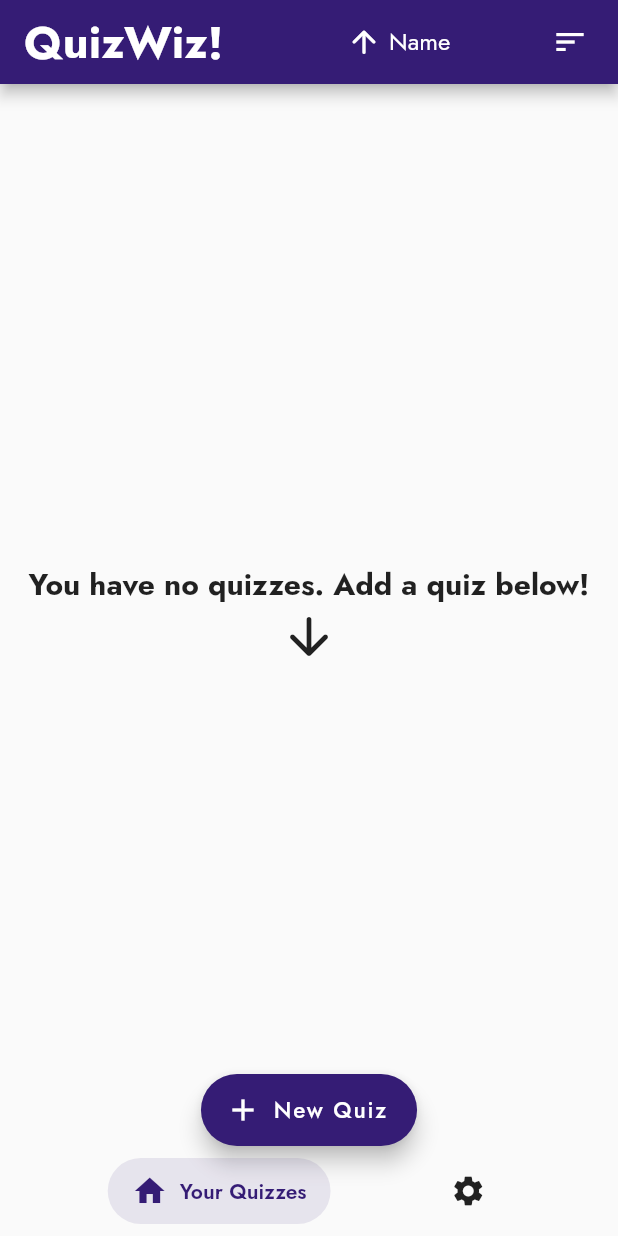
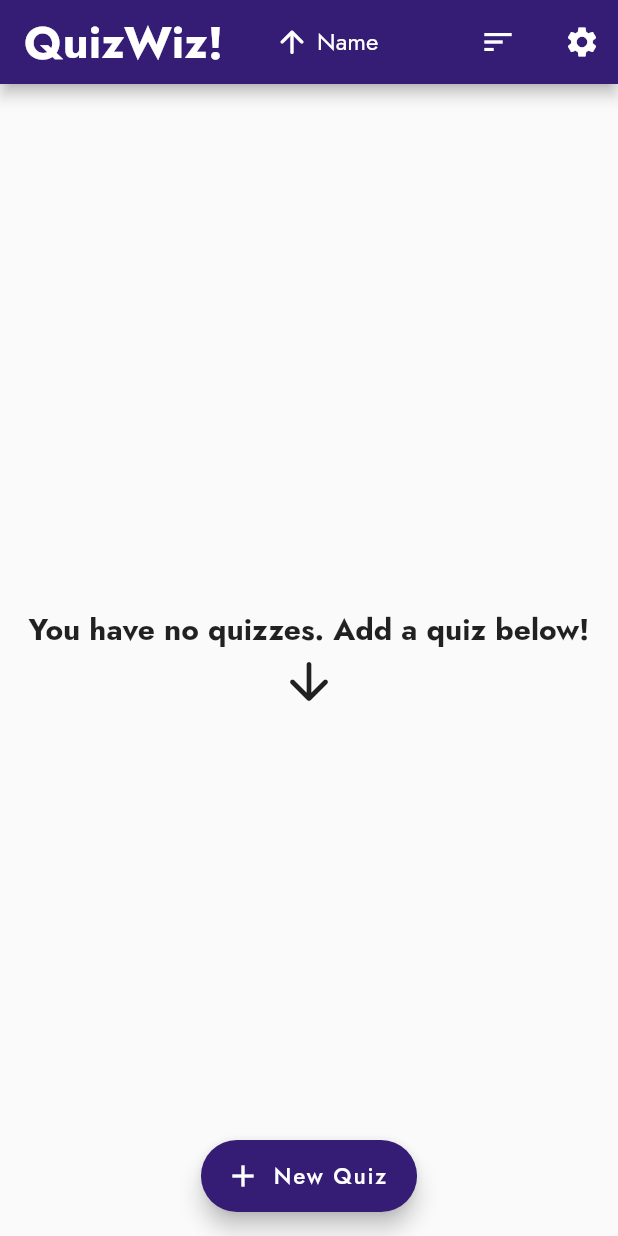
Before and after one commit to a-knaw-knee-mus/Flutter-Quizzer, a Flutter app: the screen it shows after launch, on a phone screen of 412 x 824 dp. Run offline on Flutter 3.47's test engine with Material 2 defaults, Android fonts, the phone set to English and light mode, and no system bars; drawn by our look-alikes of dropdown_button2, salomon_bottom_bar; our stand-ins replace flutter_slidable, google_fonts, hive, hive_flutter, modal_bottom_sheet, percent_indicator and 1 more; missing offline and left inert: flutter_flip_card; accounts and stored records are empty.

Commit message:
move app settings from navBar to dialog

```diff
--- a/lib/main.dart
+++ b/lib/main.dart
@@ -3,13 +3,11 @@ import 'package:flutter_quizzer/schema/preference.dart';
 import 'package:flutter_quizzer/schema/question.dart';
 import 'package:flutter_quizzer/schema/quiz.dart';
 import 'package:flutter_quizzer/screens/quizzes_screen.dart';
-import 'package:flutter_quizzer/screens/settings_screen.dart';
 import 'package:flutter_quizzer/util/align_types.dart';
 import 'package:flutter_quizzer/util/color_types.dart';
 import 'package:google_fonts/google_fonts.dart';
 import 'package:hive_flutter/hive_flutter.dart';
 import 'package:provider/provider.dart';
-import 'package:salomon_bottom_bar/salomon_bottom_bar.dart';
 
 class ColorProvider extends ChangeNotifier {
   ColorType _color = ColorType.purple;
@@ -106,36 +104,10 @@ class MyPage extends StatefulWidget {
 }
 
 class _MyPageState extends State<MyPage> {
-  List<Widget> pageList = [
-    const QuizzesScreen(),
-    const SettingsScreen(),
-  ];
-  int _currentPage = 0;
-
   @override
   Widget build(BuildContext context) {
-    return Scaffold(
-      body: pageList[_currentPage],
-      bottomNavigationBar: SalomonBottomBar(
-        currentIndex: _currentPage,
-        onTap: (i) => setState(() => _currentPage = i),
-        items: [
-          SalomonBottomBarItem(
-            icon: const Icon(Icons.home),
-            title: Text(
-              'Your Quizzes',
-              style: GoogleFonts.jost(),
-            ),
-          ),
-          SalomonBottomBarItem(
-            icon: const Icon(Icons.settings),
-            title: Text(
-              'Settings',
-              style: GoogleFonts.jost(),
-            ),
-          ),
-        ],
-      ),
+    return const Scaffold(
+      body: QuizzesScreen(),
     );
   }
 }
--- a/lib/screens/quizzes_screen.dart
+++ b/lib/screens/quizzes_screen.dart
@@ -3,6 +3,7 @@ import 'package:flutter_quizzer/main.dart';
 import 'package:flutter_quizzer/schema/question.dart';
 import 'package:flutter_quizzer/schema/quiz.dart';
 import 'package:flutter_quizzer/screens/quiz_dialog_screen.dart';
+import 'package:flutter_quizzer/screens/settings_dialog.dart';
 import 'package:flutter_quizzer/util/align_types.dart';
 import 'package:flutter_quizzer/util/form_types.dart';
 import 'package:flutter_quizzer/util/sort_quiz.dart';
@@ -153,13 +154,25 @@ class _QuizzesScreenState extends State<QuizzesScreen> {
           Padding(
             padding: const EdgeInsets.only(right: 20.0),
             child: QuizSortDropdown(
-                sortType: sortType,
-                onChanged: (QuizSortType newSortType) {
-                  setState(() {
-                    sortType = newSortType;
-                  });
-                }),
+              sortType: sortType,
+              onChanged: (QuizSortType newSortType) {
+                setState(() {
+                  sortType = newSortType;
+                });
+              },
+            ),
           ),
+          IconButton(
+            icon: const Icon(Icons.settings),
+            onPressed: () {
+              showDialog(
+                context: context,
+                builder: (context) {
+                  return const SettingsDialog();
+                },
+              );
+            },
+          )
         ],
       ),
       floatingActionButton: FloatingActionButton.extended(
@@ -175,7 +188,7 @@ class _QuizzesScreenState extends State<QuizzesScreen> {
           showQuizDialog(FormType.create);
         },
       ),
-      floatingActionButtonLocation: FloatingActionButtonLocation.centerDocked,
+      floatingActionButtonLocation: FloatingActionButtonLocation.centerFloat,
       body: ValueListenableBuilder(
           valueListenable: Hive.box<Quiz>('quizBox').listenable(),
           builder: (context, quizzes, _) {
--- a/lib/screens/test_screen.dart
+++ b/lib/screens/test_screen.dart
@@ -185,7 +185,7 @@ class _TestScreenState extends State<TestScreen> {
               showMaterialModalBottomSheet(
                 context: context,
                 builder: (context) {
-                  return SettingsDialog(
+                  return TestSettingsDialog(
                     sorting: sorting,
                     starredOnly: starredOnly,
                     termStart: termStart,
--- a/pubspec.yaml
+++ b/pubspec.yaml
@@ -38,7 +38,6 @@ dependencies:
   hive: ^2.2.3
   hive_flutter: ^1.1.0
   uuid: ^3.0.6
-  salomon_bottom_bar: ^3.3.2
   flutter_slidable: ^1.2.0
   dropdown_button2: ^2.1.4
   smooth_page_indicator: ^1.1.0
```
Also changed, not shown: lib/screens/settings_dialog.dart (renamed from lib/screens/settings_screen.dart, +22 -24 lines), lib/screens/test_settings_dialog.dart (+4 -4 lines), pubspec.lock.
